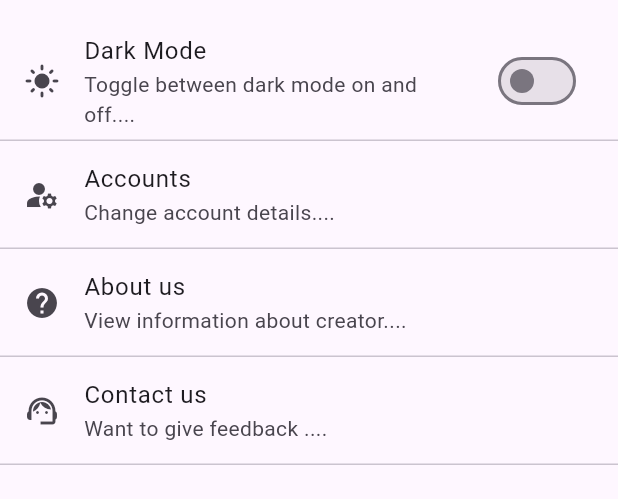
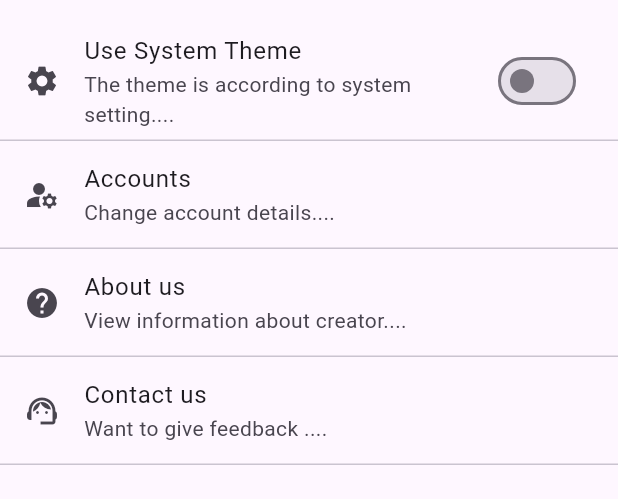
Before and after one commit to MechanicalNoob05/coco, a Flutter app: the SettingsPage screen opened by its route, on a phone screen of 412 x 824 dp, the part 63-562 px from its top. Run offline on Flutter 3.47's test engine with Material 2 defaults, Android fonts, the phone set to English and light mode, and no system bars; network calls fail.

Commit message:
themes added

```diff
--- a/lib/main.dart
+++ b/lib/main.dart
@@ -1,3 +1,5 @@
+import 'package:coco/themes/dark_theme.dart';
+import 'package:coco/themes/light_theme.dart';
 import 'package:flutter/material.dart';
 import 'package:coco/router/router.dart' as route;
 
@@ -13,8 +15,8 @@ class MyApp extends StatefulWidget {
 }
 
 class _MyAppState extends State<MyApp> {
-  bool onboard = false;
-  bool auth = false;
+  bool onboard = true;
+  bool auth = true;
 
   // This widget is the root of your application.
   @override
@@ -22,10 +24,8 @@ class _MyAppState extends State<MyApp> {
     return MaterialApp(
       debugShowCheckedModeBanner: false,
       title: 'Coco',
-      theme: ThemeData(
-        colorScheme: ColorScheme.fromSeed(seedColor: Colors.deepPurple),
-        useMaterial3: true,
-      ),
+      darkTheme: darkTheme,
+      theme: lightTheme,
       onGenerateRoute: route.generalController,
       initialRoute: onboard ? auth ?  route.homePage:route.loginPage : route.Onboarding,
     );
--- a/lib/screens/introduction_animation/components/center_next_button.dart
+++ b/lib/screens/introduction_animation/components/center_next_button.dart
@@ -75,7 +75,7 @@ class CenterNextButton extends StatelessWidget {
                   decoration: BoxDecoration(
                     borderRadius: BorderRadius.circular(
                         8 + 32 * (1 - signUpMoveAnimation.value)),
-                    color: const Color(0xff132137),
+                    color: Colors.purple,
                   ),
                   child: PageTransitionSwitcher(
                     duration: const Duration(milliseconds: 480),
@@ -155,7 +155,7 @@ class CenterNextButton extends StatelessWidget {
                     child: const Text(
                       'Login',
                       style: TextStyle(
-                        color: Color(0xff132137),
+                        color: Colors.purple,
                         fontSize: 16,
                         fontWeight: FontWeight.bold,
                       ),
--- a/lib/screens/introduction_animation/components/splash_view.dart
+++ b/lib/screens/introduction_animation/components/splash_view.dart
@@ -69,7 +69,7 @@ class _SplashViewState extends State<SplashView> {
                   ),
                   decoration: BoxDecoration(
                     borderRadius: BorderRadius.circular(38.0),
-                    color: const Color(0xff132137),
+                    color: Colors.purple,
                   ),
                   child: const Text(
                     "Let's begin",
--- a/lib/screens/introduction_animation/introduction_animation_screen.dart
+++ b/lib/screens/introduction_animation/introduction_animation_screen.dart
@@ -38,7 +38,7 @@ class _IntroductionAnimationScreenState
   @override
   Widget build(BuildContext context) {
     return Scaffold(
-      backgroundColor: const Color(0xffF7EBE1),
+      backgroundColor: Colors.white,
       body: ClipRect(
         child: Stack(
           children: [
--- a/lib/screens/login_screen.dart
+++ b/lib/screens/login_screen.dart
@@ -52,7 +52,7 @@ class _LoginPageState extends State<LoginPage> {
                 height: double.infinity,
                 width: double.infinity,
                 decoration: BoxDecoration(
-                  color: Colors.white,
+                  color: Theme.of(context).colorScheme.background,
                   borderRadius: BorderRadius.only(
                     topLeft: Radius.circular(30),
                     topRight: Radius.circular(30),
--- a/lib/screens/settings_screen.dart
+++ b/lib/screens/settings_screen.dart
@@ -10,7 +10,8 @@ class SettingsPage extends StatefulWidget {
 }
 
 class _SettingsPageState extends State<SettingsPage> {
-  bool toggle = false;
+  bool systemTheme = false;
+  bool darkSwitch = false;
   @override
   Widget build(BuildContext context) {
     return Scaffold(
@@ -21,23 +22,41 @@ class _SettingsPageState extends State<SettingsPage> {
       body: ListView(
         children: [
           ListTile(
-            leading: toggle ? Icon(Icons.dark_mode) : Icon(Icons.light_mode),
-            title: Text("Dark Mode"),
-
-            subtitle: Text('Toggle between dark mode on and off....'),
+            leading: const Icon(Icons.settings),
+            title: const Text("Use System Theme"),
+            subtitle: const Text('The theme is according to system setting....'),
             trailing: Switch(
                 onChanged: (bool? value) {
                   setState(() {
-                    toggle = !toggle;
+                    systemTheme = !systemTheme;
                   });
                 },
-                value: toggle),
+                value: systemTheme),
+          ),
+          Visibility(
+            visible: systemTheme,
+              child: const Divider(height: 0)
+          ),
+          Visibility(
+            visible: systemTheme,
+            child: ListTile(
+              leading: darkSwitch ? const Icon(Icons.dark_mode) : const Icon(Icons.light_mode),
+              title: const Text("Dark Mode"),
+              subtitle: const Text('Toggle between dark mode on and off....'),
+              trailing: Switch(
+                  onChanged: (bool? value) {
+                    setState(() {
+                      darkSwitch = !darkSwitch;
+                    });
+                  },
+                  value: darkSwitch),
+            ),
           ),
           const Divider(height: 0),
           ListTile(
-            leading: Icon(Icons.manage_accounts),
-            title: Text('Accounts'),
-            subtitle: Text('Change account details....'),
+            leading: const Icon(Icons.manage_accounts),
+            title: const Text('Accounts'),
+            subtitle: const Text('Change account details....'),
             onTap: () {
               Navigator.popAndPushNamed(context, route.accountSettingsPage);
             },
--- a/lib/screens/signup_screen.dart
+++ b/lib/screens/signup_screen.dart
@@ -77,8 +77,8 @@ class _SignupPageState extends State<SignupPage> {
               child: Container(
                 height: double.infinity,
                 width: double.infinity,
-                decoration: const BoxDecoration(
-                  color: Colors.white,
+                decoration: BoxDecoration(
+                  color: Theme.of(context).colorScheme.background,
                   borderRadius: BorderRadius.only(
                     topLeft: Radius.circular(30),
                     topRight: Radius.circular(30),
@@ -148,7 +148,7 @@ class _SignupPageState extends State<SignupPage> {
                       const Align(
                         alignment: Alignment.center,
                         child: Text("Already Have an account ?",
-                            style: TextStyle(color: Colors.black)),
+                            style: TextStyle()),
                       ),
                       TextButton(
                         onPressed: () {
--- a/lib/themes/dark_theme.dart
+++ b/lib/themes/dark_theme.dart
@@ -3,4 +3,5 @@ import 'package:flutter/material.dart';
 ThemeData darkTheme = ThemeData(
   brightness: Brightness.dark,
   primaryColor: Colors.purple,
+  useMaterial3: true,
 );
--- a/lib/themes/light_theme.dart
+++ b/lib/themes/light_theme.dart
@@ -2,4 +2,6 @@ import 'package:flutter/material.dart';
 
 ThemeData lightTheme = ThemeData(
   brightness: Brightness.light,
+  primaryColor: Colors.purple,
+  useMaterial3: true,
 );
```
Also changed, not shown: lib/screens/introduction_animation/introduction_animation/care_image.png (deleted), lib/screens/introduction_animation/introduction_animation/introduction_animation.png (deleted), lib/screens/introduction_animation/introduction_animation/introduction_image.png (deleted), lib/screens/introduction_animation/introduction_animation/mood_dairy_image.png (deleted), lib/screens/introduction_animation/introduction_animation/relax_image.png (deleted), lib/screens/introduction_animation/introduction_animation/welcome.png (deleted).
